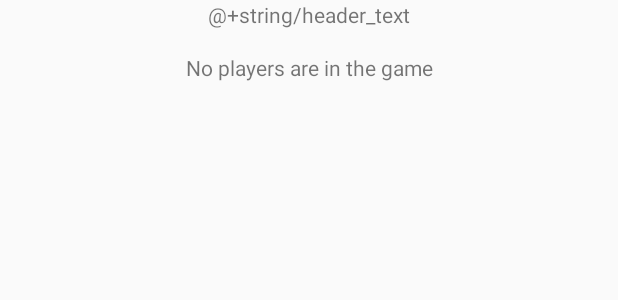
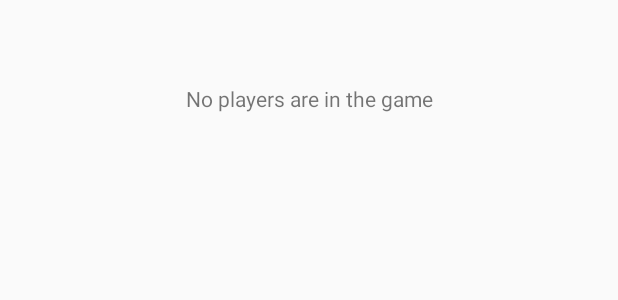
Before and after one commit to justinhchan/Proximity, an Android app: the layout choose_message.xml on its own in the app's theme, with its tools: preview values and no code run, on a phone screen of 412 x 824 dp. Shown: the top 300 px of the screen. Run offline under Robolectric (Android 15) with nearby library versions, the phone set to English and light mode, and no system bars.

Commit message:
Changes for header
-Increased font size
-Added padding to the top

```diff
--- a/app/src/main/res/layout/choose_message.xml
+++ b/app/src/main/res/layout/choose_message.xml
@@ -8,8 +8,9 @@
         android:id="@+id/top_header"
         android:layout_width="match_parent"
         android:layout_height="wrap_content"
-        android:gravity="center_horizontal"
-        android:text="@+string/header_text" />
+        android:gravity="center"
+        android:layout_marginTop="5dp"
+        android:textSize="25dp" />
 
     <LinearLayout
         android:id="@+id/linearLayoutChoose"
```
